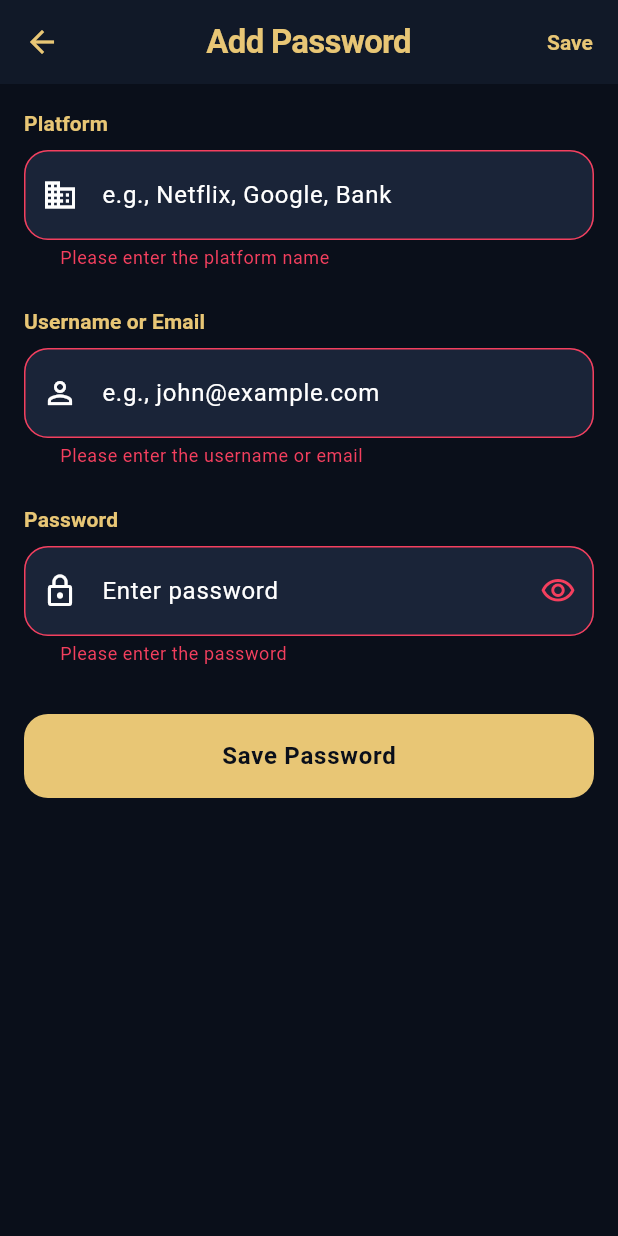
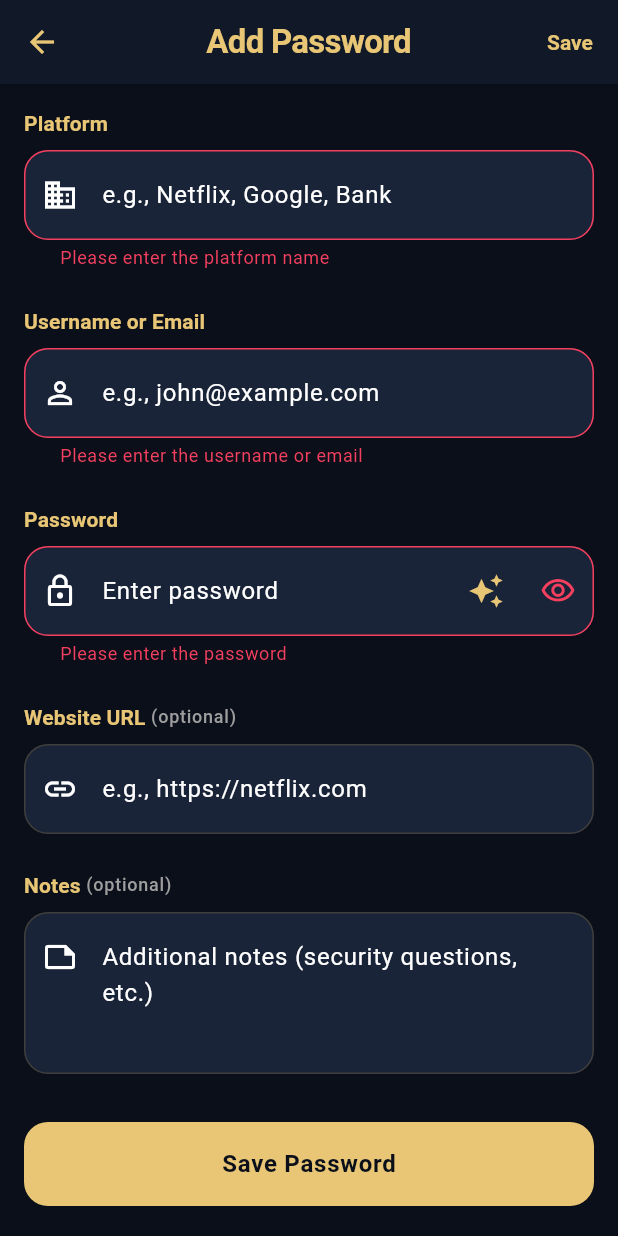
Before and after one commit to justkalesh/keyhive, a Flutter app: the AddEditScreen screen opened by its route, after a tap on "Save Password", on a phone screen of 412 x 824 dp. Run offline on Flutter 3.47's test engine with Material 3 defaults, Android fonts, the light colour scheme and no system bars; our stand-ins replace flutter_riverpod, flutter_secure_storage, hive, hive_flutter, local_auth; accounts and stored records are empty.

Commit message:
Add password generator, website/notes fields, and clipboard feedback

```diff
--- a/lib/models/password_entry.dart
+++ b/lib/models/password_entry.dart
@@ -33,6 +33,14 @@ class PasswordEntry extends HiveObject {
   @HiveField(5)
   DateTime dateModified;
 
+  /// Website URL (optional)
+  @HiveField(6)
+  String? websiteUrl;
+
+  /// Additional notes (optional)
+  @HiveField(7)
+  String? notes;
+
   PasswordEntry({
     required this.id,
     required this.platformName,
@@ -40,6 +48,8 @@ class PasswordEntry extends HiveObject {
     required this.password,
     required this.dateCreated,
     required this.dateModified,
+    this.websiteUrl,
+    this.notes,
   });
 
   /// Creates a copy with updated fields (immutable update pattern)
@@ -47,6 +57,8 @@ class PasswordEntry extends HiveObject {
     String? platformName,
     String? username,
     String? password,
+    String? websiteUrl,
+    String? notes,
   }) {
     return PasswordEntry(
       id: id,
@@ -55,6 +67,8 @@ class PasswordEntry extends HiveObject {
       password: password ?? this.password,
       dateCreated: dateCreated,
       dateModified: DateTime.now(),
+      websiteUrl: websiteUrl ?? this.websiteUrl,
+      notes: notes ?? this.notes,
     );
   }
 }
--- a/lib/providers/providers.dart
+++ b/lib/providers/providers.dart
@@ -150,11 +150,15 @@ class PasswordListNotifier extends StateNotifier<List<PasswordEntry>> {
     required String platformName,
     required String username,
     required String password,
+    String? websiteUrl,
+    String? notes,
   }) async {
     final entry = await _passwordService.addPassword(
       platformName: platformName,
       username: username,
       password: password,
+      websiteUrl: websiteUrl,
+      notes: notes,
     );
     state = _passwordService.getAllPasswords();
     return entry;
--- a/lib/screens/add_edit_screen.dart
+++ b/lib/screens/add_edit_screen.dart
@@ -4,12 +4,14 @@ import 'package:flutter_riverpod/flutter_riverpod.dart';
 import '../providers/providers.dart';
 import '../models/password_entry.dart';
 import '../utils/password_strength.dart';
+import '../utils/password_generator.dart';
 
 /// AddEditScreen - Create or edit password entries.
 ///
 /// Features:
-/// - TextFields for Platform, Username, Password
+/// - TextFields for Platform, Username, Password, Website, Notes
 /// - Password visibility toggle
+/// - Password generator button
 /// - Password strength indicator
 /// - Validation logic
 /// - Save/Update functionality
@@ -30,6 +32,8 @@ class _AddEditScreenState extends ConsumerState<AddEditScreen> {
   final _platformController = TextEditingController();
   final _usernameController = TextEditingController();
   final _passwordController = TextEditingController();
+  final _websiteController = TextEditingController();
+  final _notesController = TextEditingController();
 
   bool _obscurePassword = true;
   bool _isLoading = false;
@@ -59,6 +63,8 @@ class _AddEditScreenState extends ConsumerState<AddEditScreen> {
             _platformController.text = entry.platformName;
             _usernameController.text = entry.username;
             _passwordController.text = entry.password;
+            _websiteController.text = entry.websiteUrl ?? '';
+            _notesController.text = entry.notes ?? '';
             _currentPassword = entry.password;
           });
         }
@@ -71,7 +77,30 @@ class _AddEditScreenState extends ConsumerState<AddEditScreen> {
     _platformController.dispose();
     _usernameController.dispose();
     _passwordController.dispose();
+    _websiteController.dispose();
+    _notesController.dispose();
     super.dispose();
+  }
+
+  void _generatePassword() {
+    final generated = PasswordGenerator.generate(length: 16);
+    _passwordController.text = generated;
+    setState(() {
+      _obscurePassword = false; // Show the generated password
+    });
+    ScaffoldMessenger.of(context).showSnackBar(
+      const SnackBar(
+        content: Row(
+          children: [
+            Icon(Icons.auto_awesome, color: Colors.white, size: 20),
+            SizedBox(width: 12),
+            Text('Strong password generated!'),
+          ],
+        ),
+        behavior: SnackBarBehavior.floating,
+        duration: Duration(seconds: 2),
+      ),
+    );
   }
 
   Future<void> _savePassword() async {
@@ -90,6 +119,12 @@ class _AddEditScreenState extends ConsumerState<AddEditScreen> {
           password: _passwordController.text,
           dateCreated: _existingEntry!.dateCreated,
           dateModified: DateTime.now(),
+          websiteUrl: _websiteController.text.trim().isEmpty
+              ? null
+              : _websiteController.text.trim(),
+          notes: _notesController.text.trim().isEmpty
+              ? null
+              : _notesController.text.trim(),
         );
         await notifier.updatePassword(updatedEntry);
       } else {
@@ -97,6 +132,12 @@ class _AddEditScreenState extends ConsumerState<AddEditScreen> {
           platformName: _platformController.text.trim(),
           username: _usernameController.text.trim(),
           password: _passwordController.text,
+          websiteUrl: _websiteController.text.trim().isEmpty
+              ? null
+              : _websiteController.text.trim(),
+          notes: _notesController.text.trim().isEmpty
+              ? null
+              : _notesController.text.trim(),
         );
       }
 
@@ -199,7 +240,7 @@ class _AddEditScreenState extends ConsumerState<AddEditScreen> {
 
                 const SizedBox(height: 24),
 
-                // Password Field
+                // Password Field with Generator
                 _buildSectionLabel('Password', theme),
                 const SizedBox(height: 8),
                 TextFormField(
@@ -208,7 +249,20 @@ class _AddEditScreenState extends ConsumerState<AddEditScreen> {
                   decoration: InputDecoration(
                     hintText: 'Enter password',
                     prefixIcon: const Icon(Icons.lock_outline),
-                    suffixIcon: IconButton(
+                    suffixIcon: Row(
+                      mainAxisSize: MainAxisSize.min,
+                      children: [
+                        // Generate button
+                        IconButton(
+                          icon: Icon(
+                            Icons.auto_awesome,
+                            color: theme.colorScheme.primary,
+                          ),
+                          tooltip: 'Generate password',
+                          onPressed: _generatePassword,
+                        ),
+                        // Visibility toggle
+                        IconButton(
                           icon: Icon(
                             _obscurePassword
                                 ? Icons.visibility_outlined
@@ -219,6 +273,8 @@ class _AddEditScreenState extends ConsumerState<AddEditScreen> {
                               _obscurePassword = !_obscurePassword;
                             });
                           },
+                        ),
+                      ],
                     ),
                   ),
                   validator: (value) {
@@ -231,6 +287,38 @@ class _AddEditScreenState extends ConsumerState<AddEditScreen> {
 
                 // Password Strength Indicator
                 PasswordStrengthIndicator(password: _currentPassword),
+
+                const SizedBox(height: 24),
+
+                // Website URL Field (Optional)
+                _buildSectionLabel('Website URL', theme, optional: true),
+                const SizedBox(height: 8),
+                TextFormField(
+                  controller: _websiteController,
+                  keyboardType: TextInputType.url,
+                  decoration: const InputDecoration(
+                    hintText: 'e.g., https://netflix.com',
+                    prefixIcon: Icon(Icons.link),
+                  ),
+                ),
+
+                const SizedBox(height: 24),
+
+                // Notes Field (Optional)
+                _buildSectionLabel('Notes', theme, optional: true),
+                const SizedBox(height: 8),
+                TextFormField(
+                  controller: _notesController,
+                  maxLines: 3,
+                  decoration: const InputDecoration(
+                    hintText: 'Additional notes (security questions, etc.)',
+                    prefixIcon: Padding(
+                      padding: EdgeInsets.only(bottom: 48),
+                      child: Icon(Icons.note_outlined),
+                    ),
+                    alignLabelWithHint: true,
+                  ),
+                ),
 
                 const SizedBox(height: 32),
 
@@ -259,13 +347,24 @@ class _AddEditScreenState extends ConsumerState<AddEditScreen> {
     );
   }
 
-  Widget _buildSectionLabel(String label, ThemeData theme) {
-    return Text(
+  Widget _buildSectionLabel(String label, ThemeData theme, {bool optional = false}) {
+    return Row(
+      children: [
+        Text(
           label,
           style: theme.textTheme.labelLarge?.copyWith(
             fontWeight: FontWeight.w600,
             color: theme.colorScheme.primary,
           ),
+        ),
+        if (optional)
+          Text(
+            ' (optional)',
+            style: theme.textTheme.labelMedium?.copyWith(
+              color: Colors.grey[500],
+            ),
+          ),
+      ],
     );
   }
 }
--- a/lib/screens/detail_screen.dart
+++ b/lib/screens/detail_screen.dart
@@ -323,6 +323,26 @@ class _DetailScreenState extends ConsumerState<DetailScreen> {
                         label: 'Last Modified',
                         value: _formatDate(_entry!.dateModified),
                       ),
+
+                      // Website URL (if present)
+                      if (_entry!.websiteUrl != null && _entry!.websiteUrl!.isNotEmpty) ...[
+                        const Divider(height: 24),
+                        _DetailRow(
+                          icon: Icons.link,
+                          label: 'Website',
+                          value: _entry!.websiteUrl!,
+                        ),
+                      ],
+
+                      // Notes (if present)
+                      if (_entry!.notes != null && _entry!.notes!.isNotEmpty) ...[
+                        const Divider(height: 24),
+                        _DetailRow(
+                          icon: Icons.note_outlined,
+                          label: 'Notes',
+                          value: _entry!.notes!,
+                        ),
+                      ],
                     ],
                   ),
                 ),
--- a/lib/services/password_service.dart
+++ b/lib/services/password_service.dart
@@ -51,6 +51,8 @@ class PasswordService {
     required String platformName,
     required String username,
     required String password,
+    String? websiteUrl,
+    String? notes,
   }) async {
     _ensureInitialized();
 
@@ -62,6 +64,8 @@ class PasswordService {
       password: password,
       dateCreated: now,
       dateModified: now,
+      websiteUrl: websiteUrl,
+      notes: notes,
     );
 
     await _box!.put(entry.id, entry);
@@ -79,6 +83,8 @@ class PasswordService {
       password: entry.password,
       dateCreated: entry.dateCreated,
       dateModified: DateTime.now(),
+      websiteUrl: entry.websiteUrl,
+      notes: entry.notes,
     );
 
     await _box!.put(entry.id, updatedEntry);
```
Also changed, not shown: lib/utils/clipboard_helper.dart (+44 -1 lines), lib/utils/password_generator.dart (added, +101 -0 lines), lib/models/password_entry.g.dart. Lines whose indentation alone changed are shown as unchanged.
